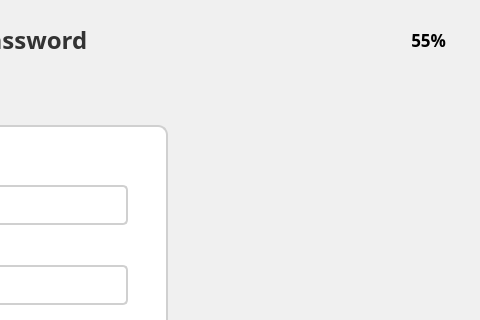
Before: the Qt Designer form ui/Settings/AdminPwEdit2ViewWindow.ui in eguruno1/calth_reader, drawn with Qt 5; both pictures show x 544 to 1024 and y 0 to 320 of the 1024 by 600 pixel window.
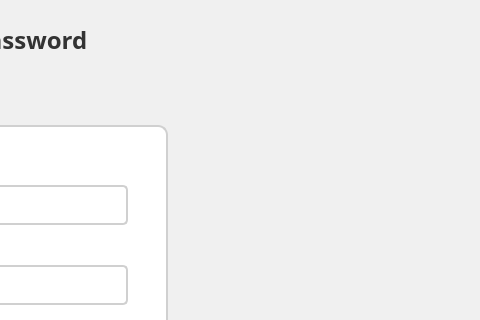
After: the same form once the commit is applied. Icons and pictures are not drawn.

```diff
--- a/ui/Settings/AdminPwEdit2ViewWindow.ui
+++ b/ui/Settings/AdminPwEdit2ViewWindow.ui
@@ -252,7 +252,7 @@
     <widget class="QLabel" name="label_BatteryGuage">
      <property name="geometry">
       <rect>
-       <x>840</x>
+       <x>1030</x>
        <y>20</y>
        <width>150</width>
        <height>40</height>
```
Left out of the diff: 6 changed lines with no effect on the pictures.
